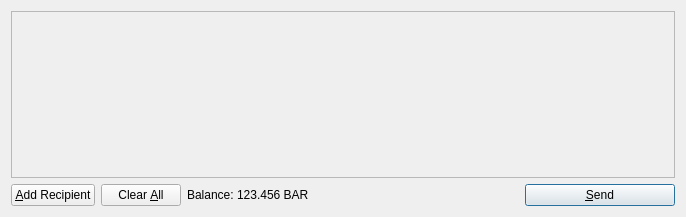
This is src/qt/forms/sendcoinsdialog.ui in Zeon385/PROgressID as Qt 5 draws it before an edit. The edited form follows.
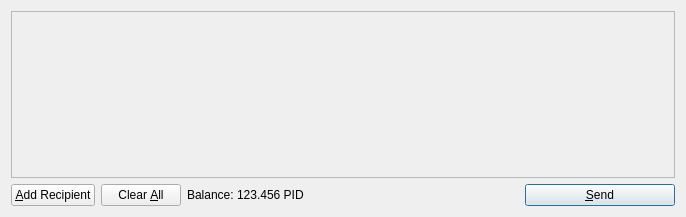
This is the edited form. Icons and pictures are not drawn.

```diff
--- a/src/qt/forms/sendcoinsdialog.ui
+++ b/src/qt/forms/sendcoinsdialog.ui
@@ -119,7 +119,7 @@
           <cursorShape>IBeamCursor</cursorShape>
          </property>
          <property name="text">
-          <string>123.456 BAR</string>
+          <string>123.456 PID</string>
          </property>
          <property name="textInteractionFlags">
           <set>Qt::LinksAccessibleByMouse|Qt::TextSelectableByKeyboard|Qt::TextSelectableByMouse</set>
```
